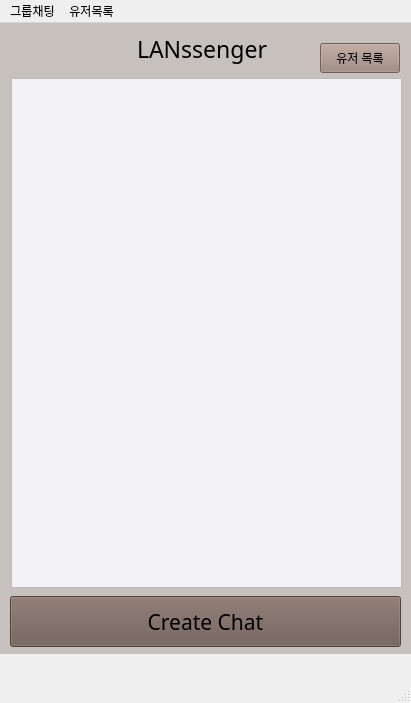
Old version of the form src/client/gui/mainwindow.ui in the repository TaehyunJeon0203/lanssenger.
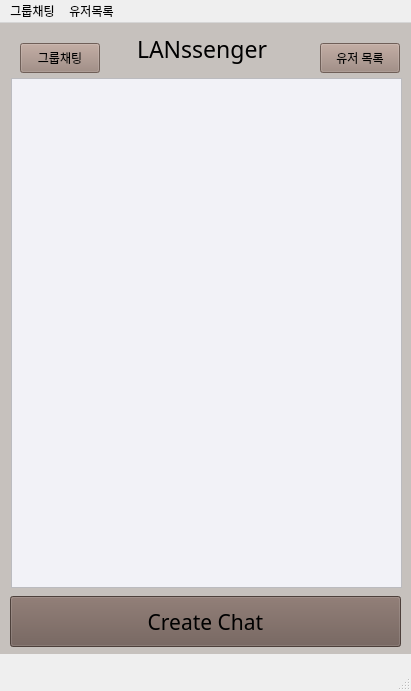
New version of the form. The open tabs and pages were chosen to show the change.

Commit message: Fix: 버튼명 불일치 해결

The edit to the form file:
```diff
--- a/src/client/gui/mainwindow.ui
+++ b/src/client/gui/mainwindow.ui
@@ -7,7 +7,7 @@
     <x>0</x>
     <y>0</y>
     <width>411</width>
-    <height>703</height>
+    <height>691</height>
    </rect>
   </property>
   <property name="windowTitle">
@@ -186,6 +186,22 @@
        <string>LANssenger</string>
       </property>
      </widget>
+     <widget class="QPushButton" name="mainChatButton_3">
+      <property name="geometry">
+       <rect>
+        <x>20</x>
+        <y>20</y>
+        <width>80</width>
+        <height>30</height>
+       </rect>
+      </property>
+      <property name="styleSheet">
+       <string notr="true">background-color: #9C857B</string>
+      </property>
+      <property name="text">
+       <string>그룹채팅</string>
+      </property>
+     </widget>
     </widget>
    </widget>
    <widget class="QLabel" name="statusLabel">
```
Left out of the diff: 20 changed lines with no effect on the pictures.
